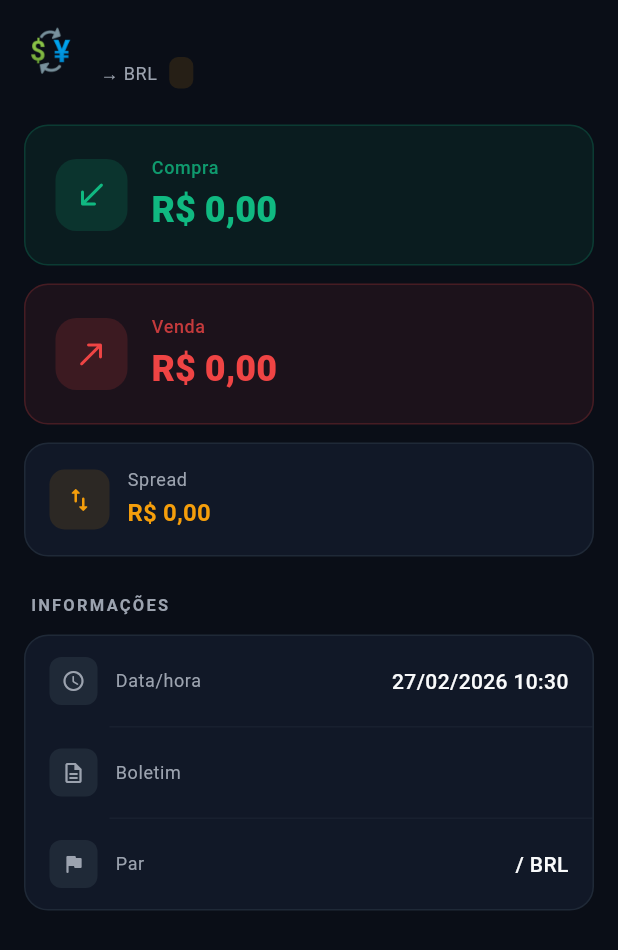
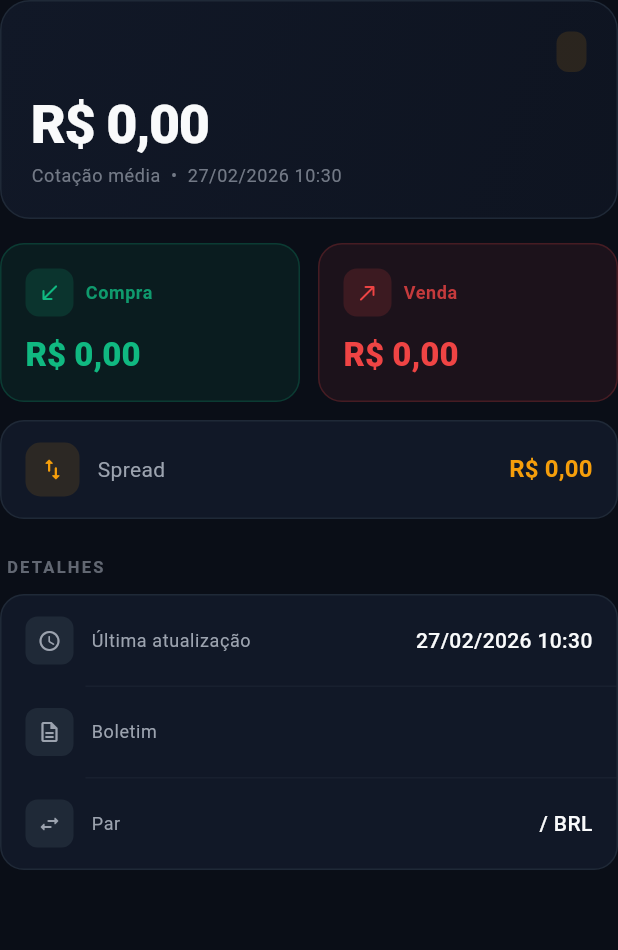
Before and after one commit to rickhbr/lifetime_teste, a Flutter app: the QuoteInfoCard widget shown alone on an empty page, opened directly with empty values, on a phone screen of 412 x 824 dp. Shown: the top 950 px of the screen. Run offline on Flutter 3.47's test engine with Material 3 defaults, Android fonts, the phone set to English and light mode, and no system bars; drawn by our look-alikes of flutter_animate; our stand-ins replace dio, firebase_auth, firebase_core, flutter_bloc, get_it, go_router and 2 more; accounts and stored records are empty; network calls fail.

Commit message:
Redesign tela de detalhe da moeda

```diff
--- a/lib/features/currency_detail/presentation/widgets/quote_info_card.dart
+++ b/lib/features/currency_detail/presentation/widgets/quote_info_card.dart
@@ -24,80 +24,116 @@ class QuoteInfoCard extends StatelessWidget {
     final numberFormat = NumberFormat.currency(locale: 'pt_BR', symbol: 'R\$');
     final dateFormat = DateFormat('dd/MM/yyyy HH:mm', 'pt_BR');
     final spread = quote.sellRate - quote.buyRate;
-    final flag = CurrencyUtils.flagForCurrency(currencyCode);
     final symbol = CurrencyUtils.symbolForCurrency(currencyCode);
+    final midRate = (quote.buyRate + quote.sellRate) / 2;
 
-    return Padding(
-      padding: const EdgeInsets.fromLTRB(16, 8, 16, 24),
+    return Column(
+      crossAxisAlignment: CrossAxisAlignment.start,
+      children: [
+        // Hero: currency name + main rate
+        Container(
+          width: double.infinity,
+          padding: const EdgeInsets.all(20),
+          decoration: BoxDecoration(
+            gradient: LinearGradient(
+              colors: [
+                AppTheme.surfaceDark,
+                AppTheme.surfaceDark.withValues(alpha: 0.6),
+              ],
+              begin: Alignment.topLeft,
+              end: Alignment.bottomRight,
+            ),
+            borderRadius: BorderRadius.circular(20),
+            border: Border.all(color: AppTheme.border),
+          ),
           child: Column(
             crossAxisAlignment: CrossAxisAlignment.start,
             children: [
               Row(
                 children: [
-              Text(flag, style: const TextStyle(fontSize: 28)),
-              const SizedBox(width: 12),
                   Expanded(
-                child: Column(
-                  crossAxisAlignment: CrossAxisAlignment.start,
-                  children: [
-                    Text(
+                    child: Text(
                       currencyName,
-                      style: Theme.of(context).textTheme.titleLarge?.copyWith(
-                        fontWeight: FontWeight.bold,
-                        color: AppTheme.textPrimary,
+                      style:
+                          Theme.of(context).textTheme.titleMedium?.copyWith(
+                                color: AppTheme.textSecondary,
+                                fontWeight: FontWeight.w500,
                               ),
                     ),
-                    const SizedBox(height: 2),
-                    Row(
-                      children: [
-                        Text(
-                          '$currencyCode → BRL',
-                          style: Theme.of(context).textTheme.bodySmall
-                              ?.copyWith(color: AppTheme.textSecondary),
                   ),
-                        const SizedBox(width: 8),
                   Container(
-                          padding: const EdgeInsets.symmetric(
-                            horizontal: 8,
-                            vertical: 2,
-                          ),
+                    padding:
+                        const EdgeInsets.symmetric(horizontal: 10, vertical: 4),
                     decoration: BoxDecoration(
                       color: AppTheme.gold.withValues(alpha: 0.12),
-                            borderRadius: BorderRadius.circular(6),
+                      borderRadius: BorderRadius.circular(8),
                     ),
                     child: Text(
                       symbol,
                       style: const TextStyle(
                         color: AppTheme.gold,
                         fontWeight: FontWeight.w700,
-                              fontSize: 12,
+                        fontSize: 13,
                       ),
                     ),
                   ),
                 ],
               ),
-                  ],
+              const SizedBox(height: 12),
+              Text(
+                numberFormat.format(midRate),
+                style: Theme.of(context).textTheme.headlineLarge?.copyWith(
+                      fontWeight: FontWeight.w800,
+                      color: AppTheme.textPrimary,
+                      letterSpacing: -1,
+                      fontSize: 36,
+                    ),
+              ),
+              const SizedBox(height: 4),
+              Text(
+                'Cotação média  •  ${dateFormat.format(quote.quoteDateTime)}',
+                style: Theme.of(context).textTheme.bodySmall?.copyWith(
+                      color: AppTheme.textSecondary.withValues(alpha: 0.7),
+                      fontSize: 12,
                     ),
               ),
             ],
-          ).animate().fadeIn(duration: 300.ms),
-          const SizedBox(height: 24),
-          RateCard(
+          ),
+        )
+            .animate()
+            .fadeIn(duration: 400.ms)
+            .slideY(begin: 0.05, end: 0, duration: 400.ms),
+
+        const SizedBox(height: 16),
+
+        // Buy / Sell side by side
+        Row(
+          children: [
+            Expanded(
+              child: RateCard(
                 label: 'Compra',
                 value: numberFormat.format(quote.buyRate),
                 icon: Icons.south_west_rounded,
                 color: AppTheme.greenBuy,
                 delay: 150,
               ),
-          const SizedBox(height: 12),
-          RateCard(
+            ),
+            const SizedBox(width: 12),
+            Expanded(
+              child: RateCard(
                 label: 'Venda',
                 value: numberFormat.format(quote.sellRate),
                 icon: Icons.north_east_rounded,
                 color: AppTheme.redSell,
                 delay: 250,
               ),
+            ),
+          ],
+        ),
+
         const SizedBox(height: 12),
+
+        // Spread
         Container(
               width: double.infinity,
               decoration: BoxDecoration(
@@ -105,12 +141,12 @@ class QuoteInfoCard extends StatelessWidget {
                 borderRadius: BorderRadius.circular(16),
                 border: Border.all(color: AppTheme.border),
               ),
-                padding: const EdgeInsets.all(16),
+              padding: const EdgeInsets.symmetric(horizontal: 16, vertical: 14),
               child: Row(
                 children: [
                   Container(
-                      width: 40,
-                      height: 40,
+                    width: 36,
+                    height: 36,
                     decoration: BoxDecoration(
                       color: AppTheme.gold.withValues(alpha: 0.12),
                       borderRadius: BorderRadius.circular(10),
@@ -118,42 +154,40 @@ class QuoteInfoCard extends StatelessWidget {
                     child: const Icon(
                       Icons.swap_vert_rounded,
                       color: AppTheme.gold,
-                        size: 20,
+                      size: 18,
                     ),
                   ),
                   const SizedBox(width: 12),
-                    Column(
-                      crossAxisAlignment: CrossAxisAlignment.start,
-                      children: [
                   Text(
                     'Spread',
-                          style: Theme.of(context).textTheme.bodySmall
-                              ?.copyWith(color: AppTheme.textSecondary),
+                    style: Theme.of(context).textTheme.bodyMedium?.copyWith(
+                          color: AppTheme.textSecondary,
                         ),
-                        const SizedBox(height: 2),
+                  ),
+                  const Spacer(),
                   Text(
                     numberFormat.format(spread),
-                          style: Theme.of(context).textTheme.titleMedium
-                              ?.copyWith(
+                    style: Theme.of(context).textTheme.titleMedium?.copyWith(
                           fontWeight: FontWeight.bold,
                           color: AppTheme.gold,
                         ),
                   ),
                 ],
               ),
-                  ],
-                ),
             )
             .animate()
             .fadeIn(duration: 400.ms, delay: 350.ms)
-              .slideY(begin: 0.1, end: 0, duration: 400.ms, delay: 350.ms),
+            .slideY(begin: 0.05, end: 0, duration: 400.ms, delay: 350.ms),
+
         const SizedBox(height: 24),
+
+        // Info section
         Padding(
-            padding: const EdgeInsets.only(left: 4, bottom: 12),
+          padding: const EdgeInsets.only(left: 4, bottom: 10),
           child: Text(
-              'INFORMAÇÕES',
+            'DETALHES',
             style: Theme.of(context).textTheme.labelSmall?.copyWith(
-                color: AppTheme.textSecondary,
+                  color: AppTheme.textSecondary.withValues(alpha: 0.6),
                   letterSpacing: 1.5,
                   fontWeight: FontWeight.w600,
                 ),
@@ -170,7 +204,7 @@ class QuoteInfoCard extends StatelessWidget {
                 children: [
                   MetadataRow(
                     icon: Icons.access_time_rounded,
-                      label: 'Data/hora',
+                    label: 'Última atualização',
                     value: dateFormat.format(quote.quoteDateTime),
                   ),
                   Divider(
@@ -189,7 +223,7 @@ class QuoteInfoCard extends StatelessWidget {
                     indent: 56,
                   ),
                   MetadataRow(
-                      icon: Icons.flag_rounded,
+                    icon: Icons.swap_horiz_rounded,
                     label: 'Par',
                     value: '$currencyCode / BRL',
                   ),
@@ -198,9 +232,8 @@ class QuoteInfoCard extends StatelessWidget {
             )
             .animate()
             .fadeIn(duration: 400.ms, delay: 450.ms)
-              .slideY(begin: 0.1, end: 0, duration: 400.ms, delay: 450.ms),
+            .slideY(begin: 0.05, end: 0, duration: 400.ms, delay: 450.ms),
       ],
-      ),
     );
   }
 }
--- a/lib/features/currency_detail/presentation/widgets/rate_card.dart
+++ b/lib/features/currency_detail/presentation/widgets/rate_card.dart
@@ -20,43 +20,48 @@ class RateCard extends StatelessWidget {
   @override
   Widget build(BuildContext context) {
     return Container(
-          width: double.infinity,
           decoration: BoxDecoration(
             color: color.withValues(alpha: 0.08),
             borderRadius: BorderRadius.circular(16),
             border: Border.all(color: color.withValues(alpha: 0.2)),
           ),
-          padding: const EdgeInsets.all(20),
-          child: Row(
-            children: [
-              Container(
-                width: 48,
-                height: 48,
-                decoration: BoxDecoration(
-                  color: color.withValues(alpha: 0.15),
-                  borderRadius: BorderRadius.circular(14),
-                ),
-                child: Icon(icon, color: color, size: 24),
-              ),
-              const SizedBox(width: 16),
-              Expanded(
+          padding: const EdgeInsets.all(16),
           child: Column(
             crossAxisAlignment: CrossAxisAlignment.start,
             children: [
+              Row(
+                children: [
+                  Container(
+                    width: 32,
+                    height: 32,
+                    decoration: BoxDecoration(
+                      color: color.withValues(alpha: 0.15),
+                      borderRadius: BorderRadius.circular(9),
+                    ),
+                    child: Icon(icon, color: color, size: 16),
+                  ),
+                  const SizedBox(width: 8),
                   Text(
                     label,
                     style: Theme.of(context).textTheme.bodySmall?.copyWith(
                           color: color.withValues(alpha: 0.8),
-                        fontWeight: FontWeight.w500,
+                          fontWeight: FontWeight.w600,
                         ),
                   ),
-                    const SizedBox(height: 4),
-                    Text(
+                ],
+              ),
+              const SizedBox(height: 12),
+              FittedBox(
+                fit: BoxFit.scaleDown,
+                alignment: Alignment.centerLeft,
+                child: Text(
                   value,
-                      style: Theme.of(context).textTheme.headlineSmall
-                          ?.copyWith(fontWeight: FontWeight.w800, color: color),
+                  maxLines: 1,
+                  overflow: TextOverflow.ellipsis,
+                  style: Theme.of(context).textTheme.titleLarge?.copyWith(
+                        fontWeight: FontWeight.w800,
+                        color: color,
                       ),
-                  ],
                 ),
               ),
             ],
@@ -68,7 +73,7 @@ class RateCard extends StatelessWidget {
           delay: Duration(milliseconds: delay),
         )
         .slideY(
-          begin: 0.1,
+          begin: 0.05,
           end: 0,
           duration: 400.ms,
           delay: Duration(milliseconds: delay),
```
Also changed, not shown: lib/features/currency_detail/presentation/pages/currency_detail_page.dart (+21 -98 lines), 1 other file. Lines whose indentation alone changed are shown as unchanged.
